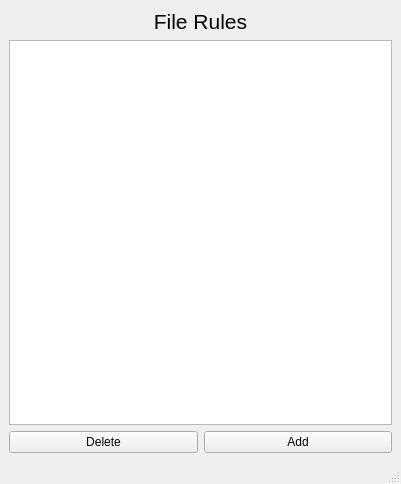
Qt form ui/mainwindow.ui (remosrulloda/Pennyworth) before a commit.
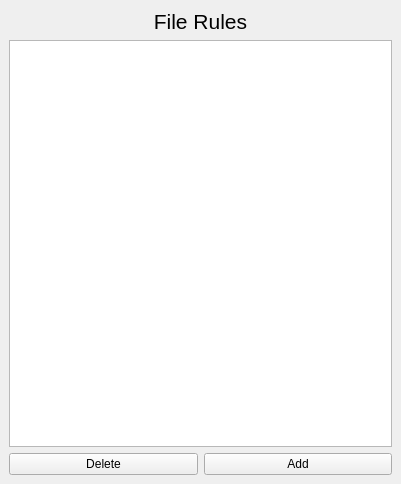
The same form after that commit.

Diff of the .ui file:
```diff
--- a/ui/mainwindow.ui
+++ b/ui/mainwindow.ui
@@ -33,7 +33,7 @@
        </widget>
       </item>
       <item>
-       <widget class="QListView" name="ruleView"/>
+       <widget class="QListWidget" name="ruleView"/>
       </item>
       <item>
        <layout class="QHBoxLayout" name="ruleBtnViewer">
@@ -57,7 +57,6 @@
     </item>
    </layout>
   </widget>
-  <widget class="QStatusBar" name="statusBar"/>
  </widget>
  <resources/>
  <connections/>
```
